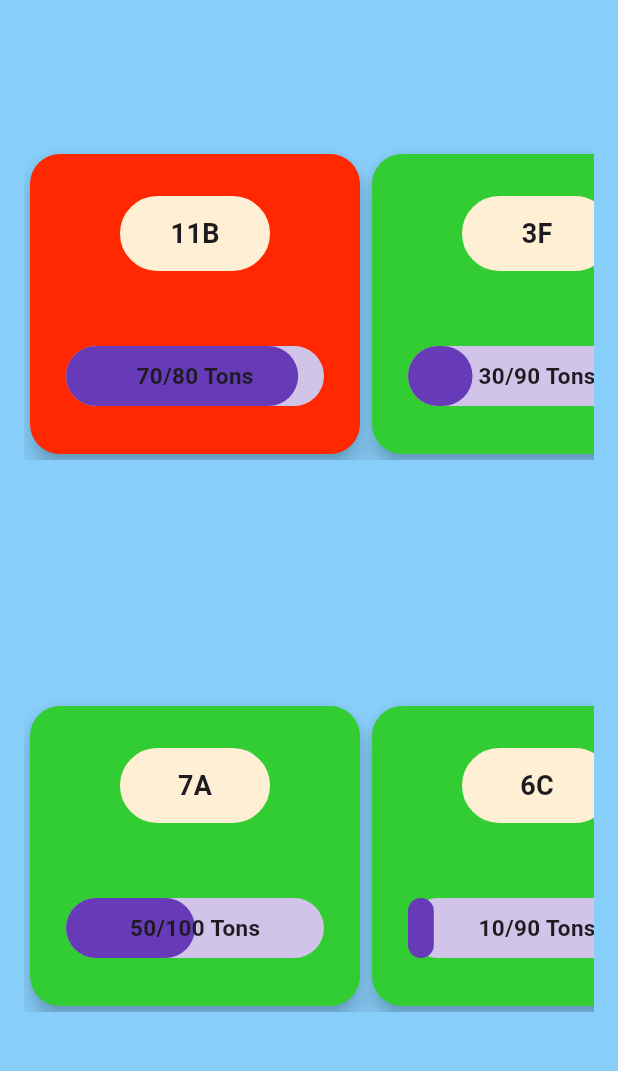
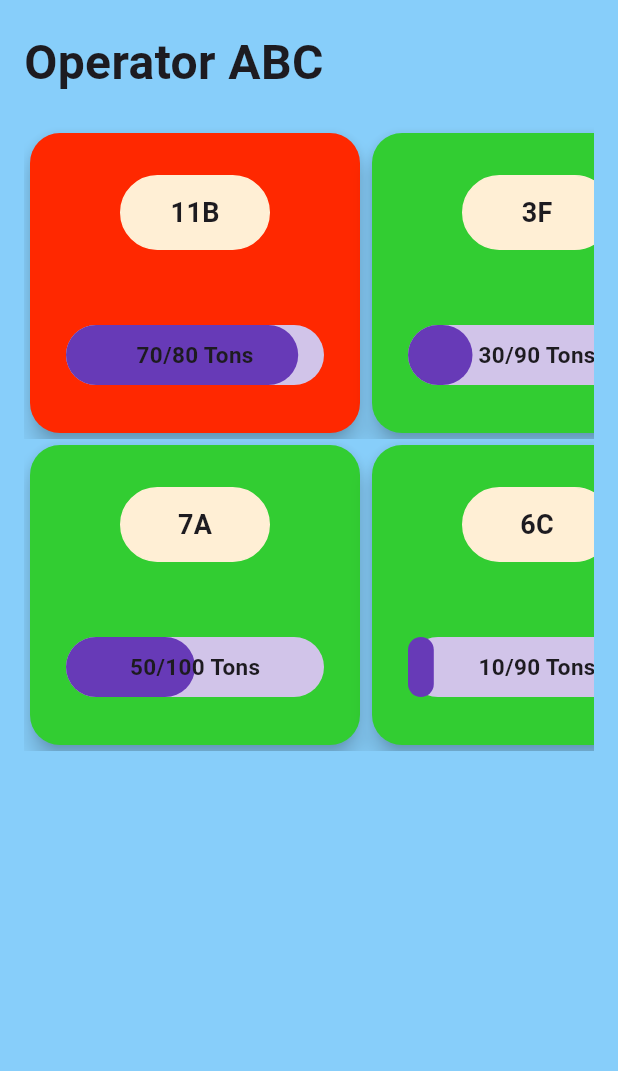
Before and after one commit to vikasDevarasetty/vikas15, a Flutter app: the screen it shows after launch, on a phone screen of 412 x 824 dp, the part 80-1151 px from its top. Run offline on Flutter 3.47's test engine with Material 2 defaults, Android fonts, the phone set to English and light mode, and no system bars; drawn by our look-alikes of percent_indicator.

Commit message:
modified dumper_data.dart file

```diff
--- a/dumper_status/lib/dumper_data.dart
+++ b/dumper_status/lib/dumper_data.dart
@@ -19,8 +19,10 @@ class DumperLoad extends StatelessWidget{
         body:  Padding(
           padding: const EdgeInsets.fromLTRB(16, 16, 16, 16),
           child: Column(
-            mainAxisAlignment: MainAxisAlignment.spaceAround,
+            crossAxisAlignment: CrossAxisAlignment.start,
             children: [
+              const Text('Operator ABC',style: TextStyle(fontWeight: FontWeight.w600,fontSize: 32),),
+              const SizedBox(height: 20,),
               SingleChildScrollView(
                 scrollDirection: Axis.horizontal,
                 child: Row(
```
